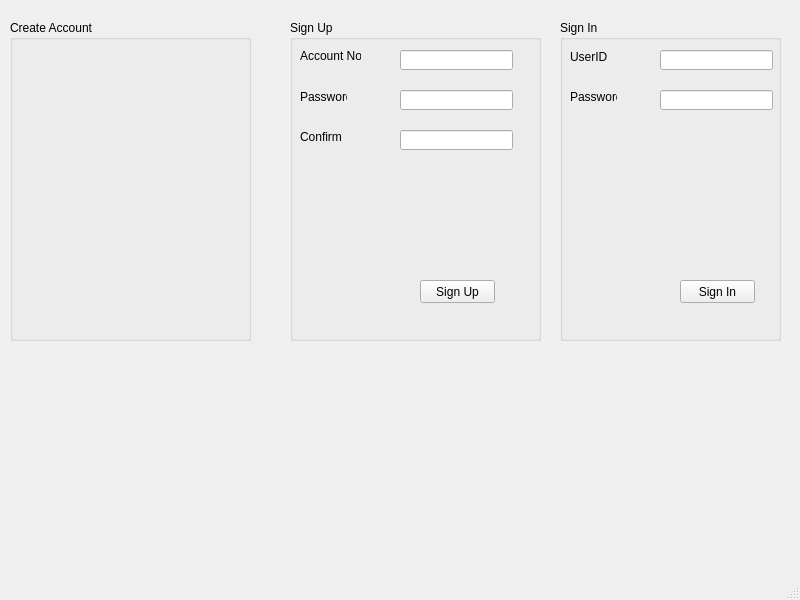
The window that mainwindow.ui (sagar-subedi/BankingProject) describes before a commit, drawn with Qt 5.
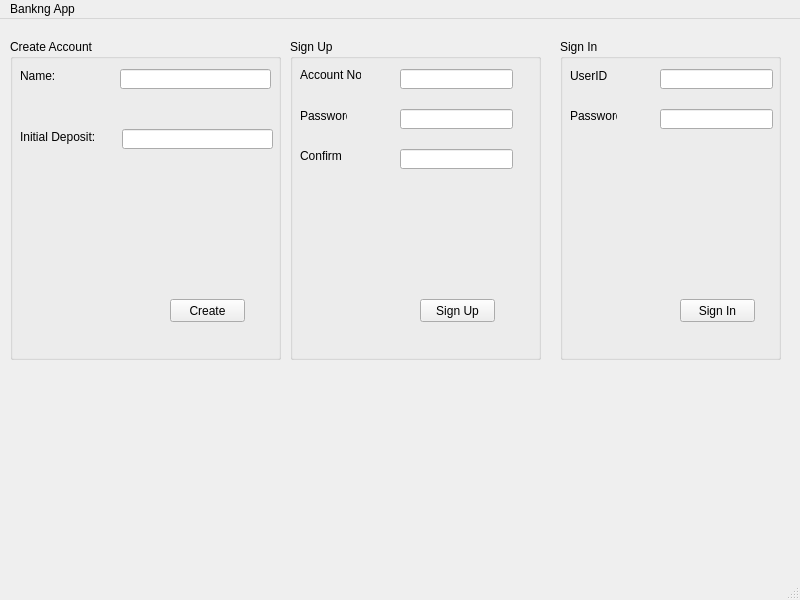
The same window after the commit.

What changed in the file:
```diff
--- a/mainwindow.ui
+++ b/mainwindow.ui
@@ -19,13 +19,72 @@
      <rect>
       <x>10</x>
       <y>20</y>
-      <width>241</width>
+      <width>271</width>
       <height>321</height>
      </rect>
     </property>
     <property name="title">
      <string>Create Account</string>
     </property>
+    <widget class="QLabel" name="nameLabel">
+     <property name="geometry">
+      <rect>
+       <x>10</x>
+       <y>30</y>
+       <width>47</width>
+       <height>13</height>
+      </rect>
+     </property>
+     <property name="text">
+      <string>Name:</string>
+     </property>
+    </widget>
+    <widget class="QLabel" name="initialLabel">
+     <property name="geometry">
+      <rect>
+       <x>10</x>
+       <y>90</y>
+       <width>81</width>
+       <height>16</height>
+      </rect>
+     </property>
+     <property name="text">
+      <string>Initial Deposit: </string>
+     </property>
+    </widget>
+    <widget class="QPushButton" name="createPB">
+     <property name="geometry">
+      <rect>
+       <x>160</x>
+       <y>260</y>
+       <width>75</width>
+       <height>23</height>
+      </rect>
+     </property>
+     <property name="text">
+      <string>Create</string>
+     </property>
+    </widget>
+    <widget class="QLineEdit" name="initialLE">
+     <property name="geometry">
+      <rect>
+       <x>112</x>
+       <y>90</y>
+       <width>151</width>
+       <height>20</height>
+      </rect>
+     </property>
+    </widget>
+    <widget class="QLineEdit" name="nameLE">
+     <property name="geometry">
+      <rect>
+       <x>110</x>
+       <y>30</y>
+       <width>151</width>
+       <height>20</height>
+      </rect>
+     </property>
+    </widget>
    </widget>
    <widget class="QGroupBox" name="groupBox_2">
     <property name="geometry">
@@ -204,6 +263,12 @@
      <height>21</height>
     </rect>
    </property>
+   <widget class="QMenu" name="menuBankng_App">
+    <property name="title">
+     <string>Bankng App</string>
+    </property>
+   </widget>
+   <addaction name="menuBankng_App"/>
   </widget>
   <widget class="QStatusBar" name="statusbar"/>
  </widget>
```
